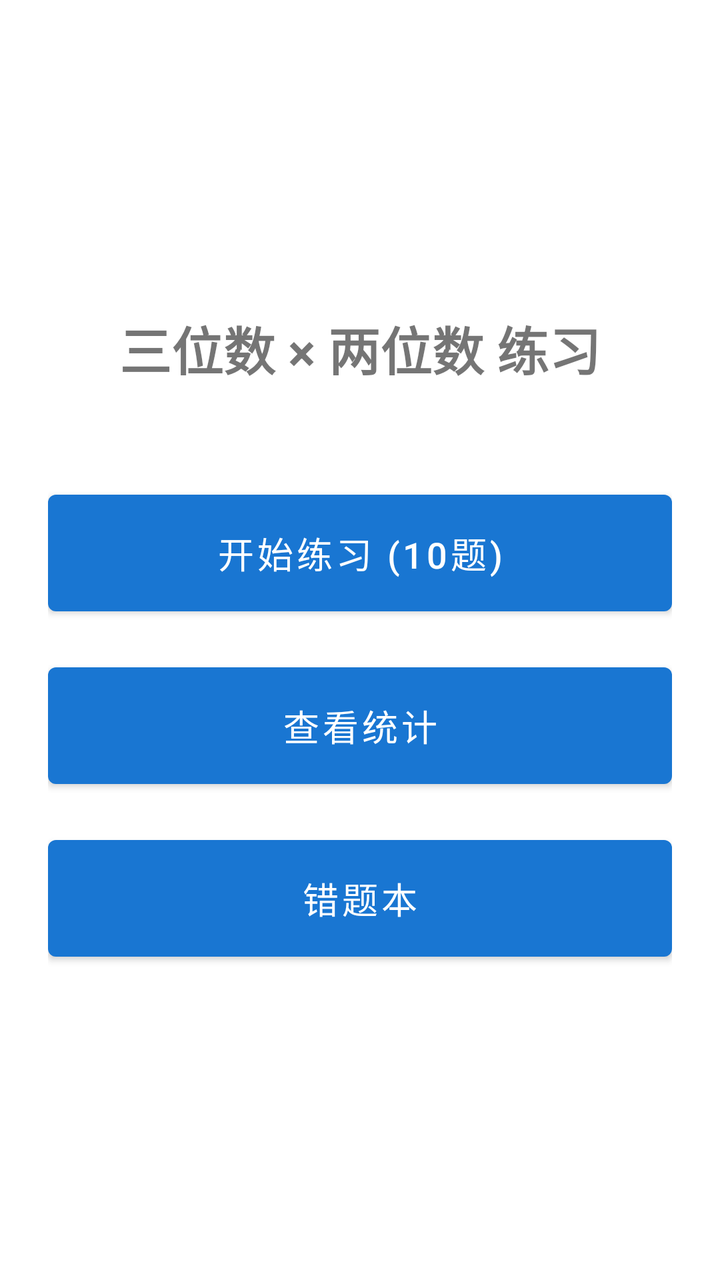
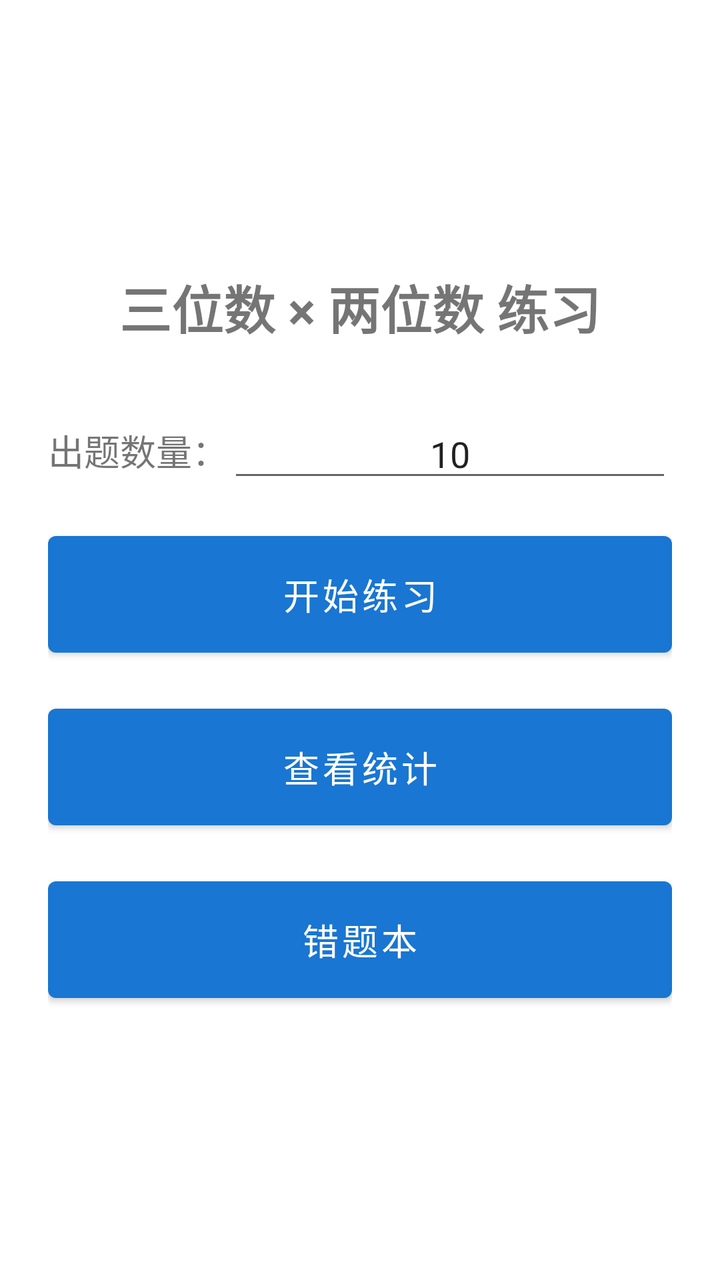

Screens rendered from an Android XML layout before and after an edit, with the pre-edit source and the edit as a unified diff.
<!-- AndroidManifest.xml: application theme Theme.MathPractice -->
<!-- res/layout/activity_main.xml -->
<?xml version="1.0" encoding="utf-8"?>
<LinearLayout xmlns:android="http://schemas.android.com/apk/res/android"
    android:layout_width="match_parent"
    android:layout_height="match_parent"
    android:orientation="vertical"
    android:gravity="center"
    android:padding="24dp">

    <TextView
        android:layout_width="wrap_content"
        android:layout_height="wrap_content"
        android:text="三位数 × 两位数 练习"
        android:textSize="26sp"
        android:textStyle="bold"
        android:layout_marginBottom="48dp"/>

    <Button
        android:id="@+id/btnStart"
        android:layout_width="match_parent"
        android:layout_height="wrap_content"
        android:text="开始练习 (10题)"
        android:textSize="18sp"
        android:padding="16dp"
        android:layout_marginBottom="16dp"/>

    <Button
        android:id="@+id/btnStats"
        android:layout_width="match_parent"
        android:layout_height="wrap_content"
        android:text="查看统计"
        android:textSize="18sp"
        android:padding="16dp"
        android:layout_marginBottom="16dp"/>

    <Button
        android:id="@+id/btnWrong"
        android:layout_width="match_parent"
        android:layout_height="wrap_content"
        android:text="错题本"
        android:textSize="18sp"
        android:padding="16dp"/>
</LinearLayout>
<!-- resources referenced by this layout -->
<resources>
  <style name="Theme.MathPractice" parent="Theme.MaterialComponents.DayNight.DarkActionBar">
          <item name="colorPrimary">#1976D2</item>
          <item name="colorPrimaryVariant">#0D47A1</item>
          <item name="colorOnPrimary">#FFFFFF</item>
          <item name="colorSecondary">#03DAC6</item>
          <item name="colorOnSecondary">#000000</item>
          <item name="android:statusBarColor">?attr/colorPrimaryVariant</item>
      </style>
</resources>

<!-- the commit's change to res/layout/activity_main.xml (unified diff, before → after) -->
@@ -12,13 +12,38 @@
         android:text="三位数 × 两位数 练习"
         android:textSize="26sp"
         android:textStyle="bold"
-        android:layout_marginBottom="48dp"/>
+        android:layout_marginBottom="32dp"/>
+
+    <LinearLayout
+        android:layout_width="match_parent"
+        android:layout_height="wrap_content"
+        android:orientation="horizontal"
+        android:gravity="center_vertical"
+        android:layout_marginBottom="16dp">
+
+        <TextView
+            android:layout_width="wrap_content"
+            android:layout_height="wrap_content"
+            android:text="出题数量："
+            android:textSize="18sp"/>
+
+        <EditText
+            android:id="@+id/etCount"
+            android:layout_width="0dp"
+            android:layout_weight="1"
+            android:layout_height="wrap_content"
+            android:inputType="number"
+            android:text="10"
+            android:textSize="18sp"
+            android:gravity="center"
+            android:maxLength="3"/>
+    </LinearLayout>
 
     <Button
         android:id="@+id/btnStart"
         android:layout_width="match_parent"
         android:layout_height="wrap_content"
-        android:text="开始练习 (10题)"
+        android:text="开始练习"
         android:textSize="18sp"
         android:padding="16dp"
         android:layout_marginBottom="16dp"/>
